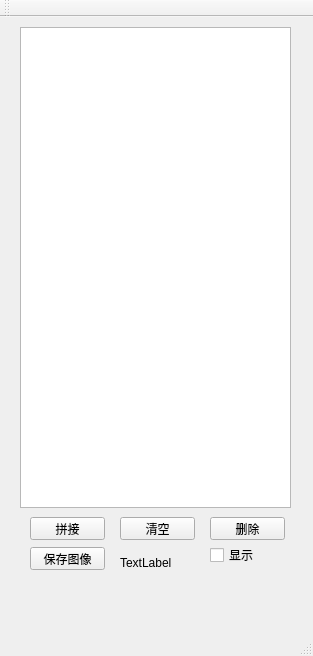
Before: the Qt Designer form AJVision/mainwindow.ui in Aden2018/AijiuVision, drawn with Qt 5.
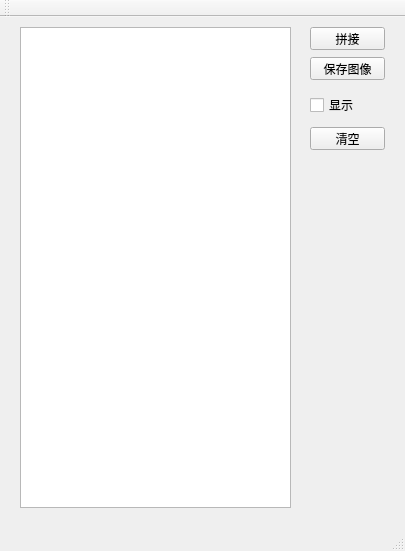
After: the same form once the commit is applied.

Patch:
```diff
--- a/AJVision/mainwindow.ui
+++ b/AJVision/mainwindow.ui
@@ -6,8 +6,8 @@
    <rect>
     <x>0</x>
     <y>0</y>
-    <width>313</width>
-    <height>656</height>
+    <width>405</width>
+    <height>551</height>
    </rect>
   </property>
   <property name="windowTitle">
@@ -27,8 +27,8 @@
    <widget class="QPushButton" name="pushButton">
     <property name="geometry">
      <rect>
-      <x>30</x>
-      <y>500</y>
+      <x>310</x>
+      <y>10</y>
       <width>75</width>
       <height>23</height>
      </rect>
@@ -40,8 +40,8 @@
    <widget class="QPushButton" name="deleteAll">
     <property name="geometry">
      <rect>
-      <x>120</x>
-      <y>500</y>
+      <x>310</x>
+      <y>110</y>
       <width>75</width>
       <height>23</height>
      </rect>
@@ -50,24 +50,11 @@
      <string>清空</string>
     </property>
    </widget>
-   <widget class="QPushButton" name="deleteSingleItem">
-    <property name="geometry">
-     <rect>
-      <x>210</x>
-      <y>500</y>
-      <width>75</width>
-      <height>23</height>
-     </rect>
-    </property>
-    <property name="text">
-     <string>删除</string>
-    </property>
-   </widget>
    <widget class="QPushButton" name="saveButton">
     <property name="geometry">
      <rect>
-      <x>30</x>
-      <y>530</y>
+      <x>310</x>
+      <y>40</y>
       <width>75</width>
       <height>23</height>
      </rect>
@@ -76,24 +63,11 @@
      <string>保存图像</string>
     </property>
    </widget>
-   <widget class="QLabel" name="labelFrmNo">
-    <property name="geometry">
-     <rect>
-      <x>120</x>
-      <y>540</y>
-      <width>54</width>
-      <height>12</height>
-     </rect>
-    </property>
-    <property name="text">
-     <string>TextLabel</string>
-    </property>
-   </widget>
    <widget class="QCheckBox" name="checkBox">
     <property name="geometry">
      <rect>
-      <x>210</x>
-      <y>530</y>
+      <x>310</x>
+      <y>80</y>
       <width>71</width>
       <height>16</height>
      </rect>
```
Left out of the diff: 2 changed lines with no effect on the pictures.
